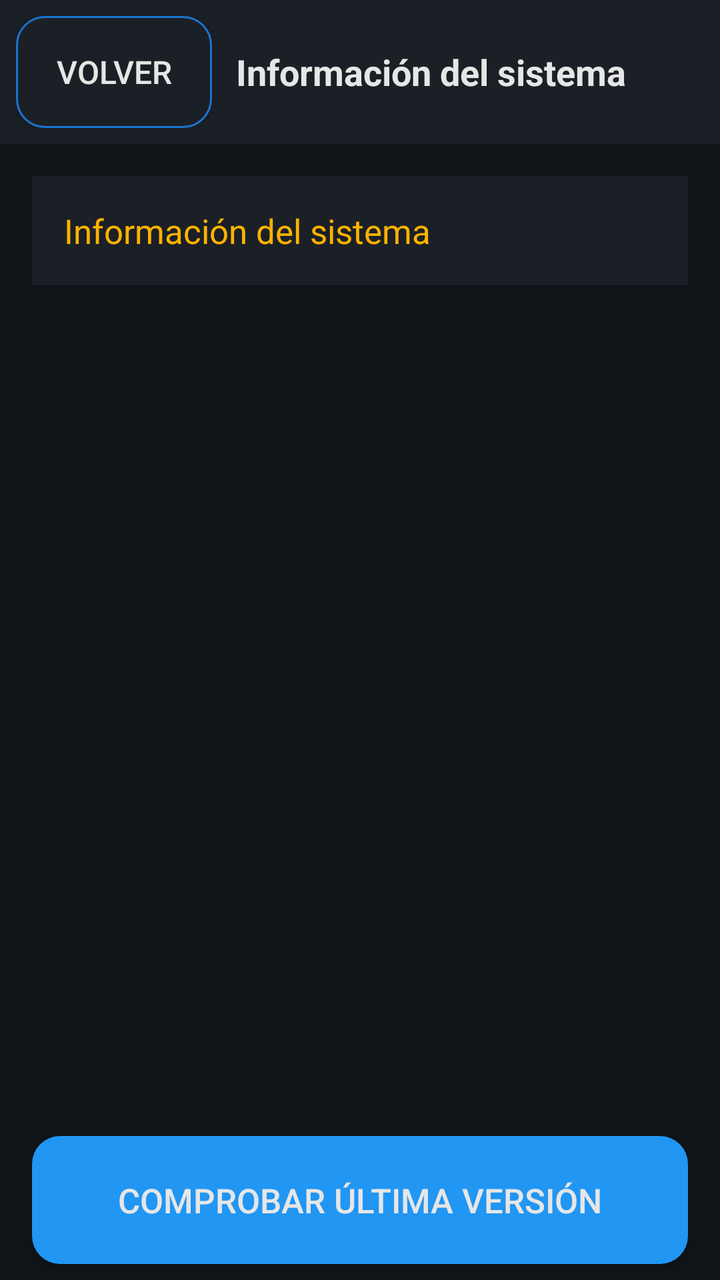
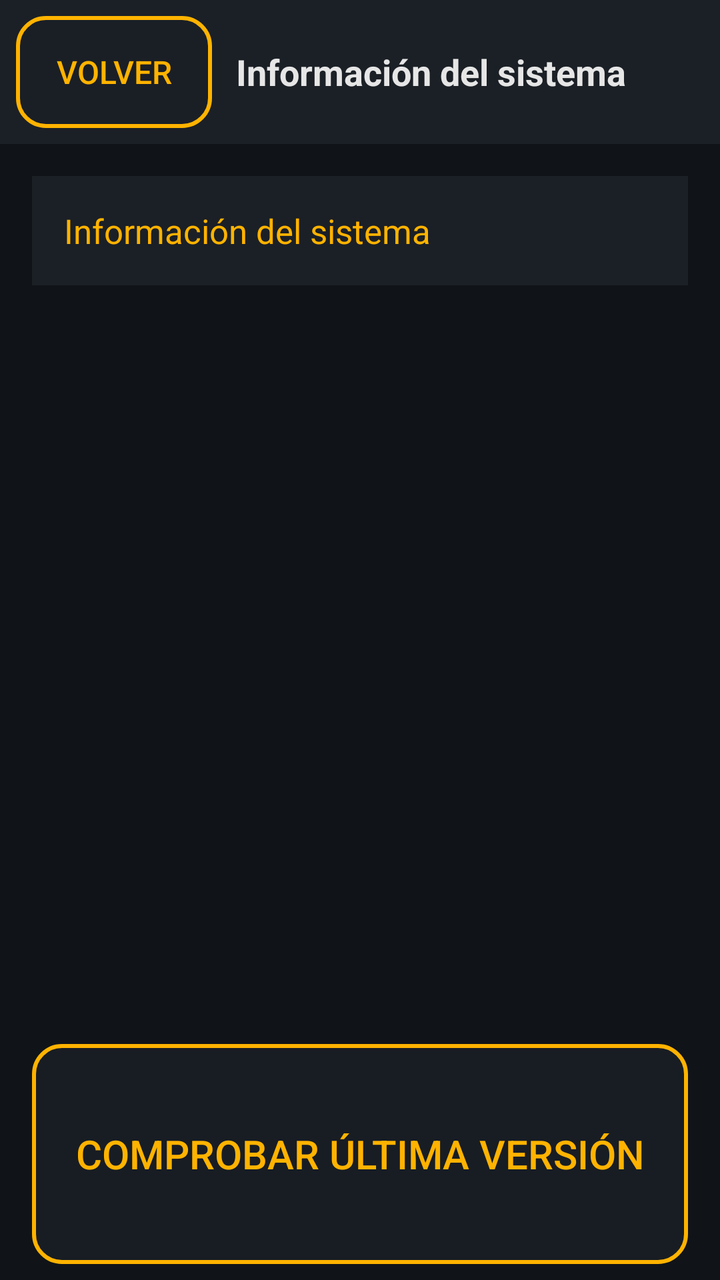

An Android layout rendered at two revisions. The XML below is the earlier revision; the diff shows what the commit changed to produce the second picture.
<!-- AndroidManifest.xml: application theme Theme.ObdMap -->
<!-- res/layout/activity_info.xml -->
<?xml version="1.0" encoding="utf-8"?>
<LinearLayout xmlns:android="http://schemas.android.com/apk/res/android"
    android:layout_width="match_parent"
    android:layout_height="match_parent"
    android:background="@color/background_dark"
    android:orientation="vertical">

    
    <LinearLayout
        android:layout_width="match_parent"
        android:layout_height="wrap_content"
        android:background="@color/surface_dark"
        android:orientation="horizontal"
        android:padding="8dp">

        <Button
            android:id="@+id/backButton"
            android:layout_width="wrap_content"
            android:layout_height="wrap_content"
            android:layout_gravity="center_vertical"
            android:background="@drawable/btn_surface"
            android:minHeight="56dp"
            android:paddingStart="20dp"
            android:paddingEnd="20dp"
            android:text="@string/back_button"
            android:textColor="@color/text_primary"
            android:textSize="16sp" />

        <TextView
            android:layout_width="0dp"
            android:layout_height="wrap_content"
            android:layout_gravity="center_vertical"
            android:layout_marginStart="12dp"
            android:layout_weight="1"
            android:text="@string/info_title"
            android:textColor="@color/text_primary"
            android:textSize="18sp"
            android:textStyle="bold" />
    </LinearLayout>

    
    <TextView
        android:id="@+id/infoVersionText"
        android:layout_width="match_parent"
        android:layout_height="wrap_content"
        android:layout_margin="16dp"
        android:background="@color/surface_dark"
        android:padding="16dp"
        android:textColor="@color/accent"
        android:textSize="17sp"
        android:text="@string/info_title" />

    
    <TextView
        android:id="@+id/infoResultText"
        android:layout_width="match_parent"
        android:layout_height="wrap_content"
        android:layout_marginStart="16dp"
        android:layout_marginEnd="16dp"
        android:layout_marginBottom="8dp"
        android:textColor="@color/text_secondary"
        android:textSize="16sp"
        android:visibility="gone" />

    
    <View
        android:layout_width="match_parent"
        android:layout_height="0dp"
        android:layout_weight="1" />

    
    <Button
        android:id="@+id/infoCheckButton"
        android:layout_width="match_parent"
        android:layout_height="wrap_content"
        android:layout_marginStart="16dp"
        android:layout_marginEnd="16dp"
        android:layout_marginBottom="8dp"
        android:background="@drawable/btn_primary"
        android:minHeight="64dp"
        android:text="@string/info_check_button"
        android:textColor="@color/text_primary"
        android:textSize="17sp" />

    
    <Button
        android:id="@+id/infoInstallButton"
        android:layout_width="match_parent"
        android:layout_height="wrap_content"
        android:layout_marginStart="16dp"
        android:layout_marginEnd="16dp"
        android:layout_marginBottom="16dp"
        android:background="@drawable/btn_accent"
        android:minHeight="64dp"
        android:text="@string/update_button_install"
        android:textColor="@color/text_primary"
        android:textSize="17sp"
        android:visibility="gone" />

</LinearLayout>
<!-- resources referenced by this layout -->
<resources>
  <color name="accent">#FFFFB300</color>
  <color name="background_dark">#FF101418</color>
  <color name="surface_dark">#FF1B2026</color>
  <color name="text_primary">#FFE6E6E6</color>
  <color name="text_secondary">#FFB0B0B0</color>
  <!-- drawable btn_accent (drawable) -->
  <?xml version="1.0" encoding="utf-8"?>
  <ripple xmlns:android="http://schemas.android.com/apk/res/android"
      android:color="#55000000">
      <item>
          <shape android:shape="rectangle">
              <solid android:color="@color/accent" />
              <corners android:radius="14dp" />
          </shape>
      </item>
  </ripple>
  <!-- drawable btn_primary (drawable) -->
  <?xml version="1.0" encoding="utf-8"?>
  <ripple xmlns:android="http://schemas.android.com/apk/res/android"
      android:color="@color/primary_dark">
      <item>
          <shape android:shape="rectangle">
              <solid android:color="@color/primary" />
              <corners android:radius="14dp" />
          </shape>
      </item>
  </ripple>
  <!-- drawable btn_surface (drawable) -->
  <?xml version="1.0" encoding="utf-8"?>
  <ripple xmlns:android="http://schemas.android.com/apk/res/android"
      android:color="@color/primary">
      <item>
          <shape android:shape="rectangle">
              <solid android:color="@color/surface_dark" />
              <corners android:radius="14dp" />
              <stroke android:width="1dp" android:color="@color/primary_dark" />
          </shape>
      </item>
  </ripple>
  <string name="back_button">Volver</string>
  <string name="info_check_button">Comprobar última versión</string>
  <string name="info_title">Información del sistema</string>
  <string name="update_button_install">Instalar</string>
  <style name="Theme.ObdMap" parent="Theme.AppCompat.NoActionBar">
          <item name="colorPrimary">@color/primary</item>
          <item name="colorPrimaryDark">@color/primary_dark</item>
          <item name="colorAccent">@color/accent</item>
          <item name="android:windowBackground">@color/background_dark</item>
          <item name="android:textColorPrimary">@color/text_primary</item>
          <item name="android:textColorSecondary">@color/text_secondary</item>
          <item name="android:windowFullscreen">true</item>
      </style>
  <color name="primary_dark">#FF1976D2</color>
  <color name="primary">#FF2196F3</color>
</resources>

<!-- the commit's change to res/layout/activity_info.xml (unified diff, before → after) -->
@@ -18,12 +18,12 @@
             android:layout_width="wrap_content"
             android:layout_height="wrap_content"
             android:layout_gravity="center_vertical"
-            android:background="@drawable/btn_surface"
+            android:background="@drawable/btn_hud_night"
             android:minHeight="56dp"
             android:paddingStart="20dp"
             android:paddingEnd="20dp"
             android:text="@string/back_button"
-            android:textColor="@color/text_primary"
+            android:textColor="@color/accent"
             android:textSize="16sp" />
 
         <TextView
@@ -46,9 +46,9 @@
         android:layout_margin="16dp"
         android:background="@color/surface_dark"
         android:padding="16dp"
+        android:text="@string/info_title"
         android:textColor="@color/accent"
-        android:textSize="17sp"
-        android:text="@string/info_title" />
+        android:textSize="17sp" />
 
     
     <TextView
@@ -76,11 +76,11 @@
         android:layout_marginStart="16dp"
         android:layout_marginEnd="16dp"
         android:layout_marginBottom="8dp"
-        android:background="@drawable/btn_primary"
-        android:minHeight="64dp"
+        android:background="@drawable/btn_hud_night"
+        android:minHeight="110dp"
         android:text="@string/info_check_button"
-        android:textColor="@color/text_primary"
-        android:textSize="17sp" />
+        android:textColor="@color/accent"
+        android:textSize="20sp" />
 
     
     <Button
@@ -90,11 +90,11 @@
         android:layout_marginStart="16dp"
         android:layout_marginEnd="16dp"
         android:layout_marginBottom="16dp"
-        android:background="@drawable/btn_accent"
-        android:minHeight="64dp"
+        android:background="@drawable/btn_hud_primary"
+        android:minHeight="110dp"
         android:text="@string/update_button_install"
-        android:textColor="@color/text_primary"
-        android:textSize="17sp"
+        android:textColor="@color/on_accent"
+        android:textSize="20sp"
         android:visibility="gone" />
 
 </LinearLayout>
<!-- resource entries referenced after the edit -->
@@ -2,40 +2,35 @@
 <resources>
   <color name="accent">#FFFFB300</color>
   <color name="background_dark">#FF101418</color>
+  <color name="on_accent">#FF101418</color>
   <color name="surface_dark">#FF1B2026</color>
   <color name="text_primary">#FFE6E6E6</color>
   <color name="text_secondary">#FFB0B0B0</color>
-  <!-- drawable btn_accent (drawable) -->
+  <!-- drawable btn_hud_night (drawable) -->
   <?xml version="1.0" encoding="utf-8"?>
   <ripple xmlns:android="http://schemas.android.com/apk/res/android"
-      android:color="#55000000">
+      android:color="@color/accent">
       <item>
           <shape android:shape="rectangle">
-              <solid android:color="@color/accent" />
+              <solid android:color="#CC1B2026" />
+              <stroke
+                  android:width="2dp"
+                  android:color="@color/accent" />
               <corners android:radius="14dp" />
           </shape>
       </item>
   </ripple>
-  <!-- drawable btn_primary (drawable) -->
+  <!-- drawable btn_hud_primary (drawable) -->
   <?xml version="1.0" encoding="utf-8"?>
   <ripple xmlns:android="http://schemas.android.com/apk/res/android"
-      android:color="@color/primary_dark">
+      android:color="@color/on_accent">
       <item>
           <shape android:shape="rectangle">
-              <solid android:color="@color/primary" />
+              <solid android:color="@color/accent" />
+              <stroke
+                  android:width="2dp"
+                  android:color="@color/accent" />
               <corners android:radius="14dp" />
-          </shape>
-      </item>
-  </ripple>
-  <!-- drawable btn_surface (drawable) -->
-  <?xml version="1.0" encoding="utf-8"?>
-  <ripple xmlns:android="http://schemas.android.com/apk/res/android"
-      android:color="@color/primary">
-      <item>
-          <shape android:shape="rectangle">
-              <solid android:color="@color/surface_dark" />
-              <corners android:radius="14dp" />
-              <stroke android:width="1dp" android:color="@color/primary_dark" />
           </shape>
       </item>
   </ripple>
